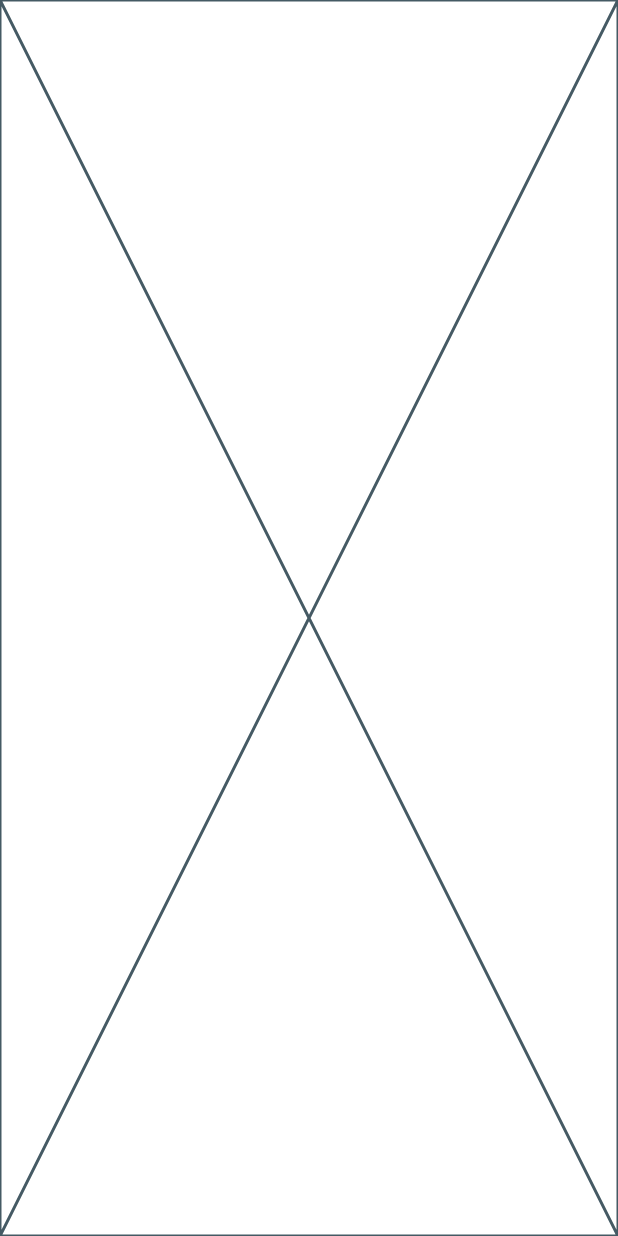
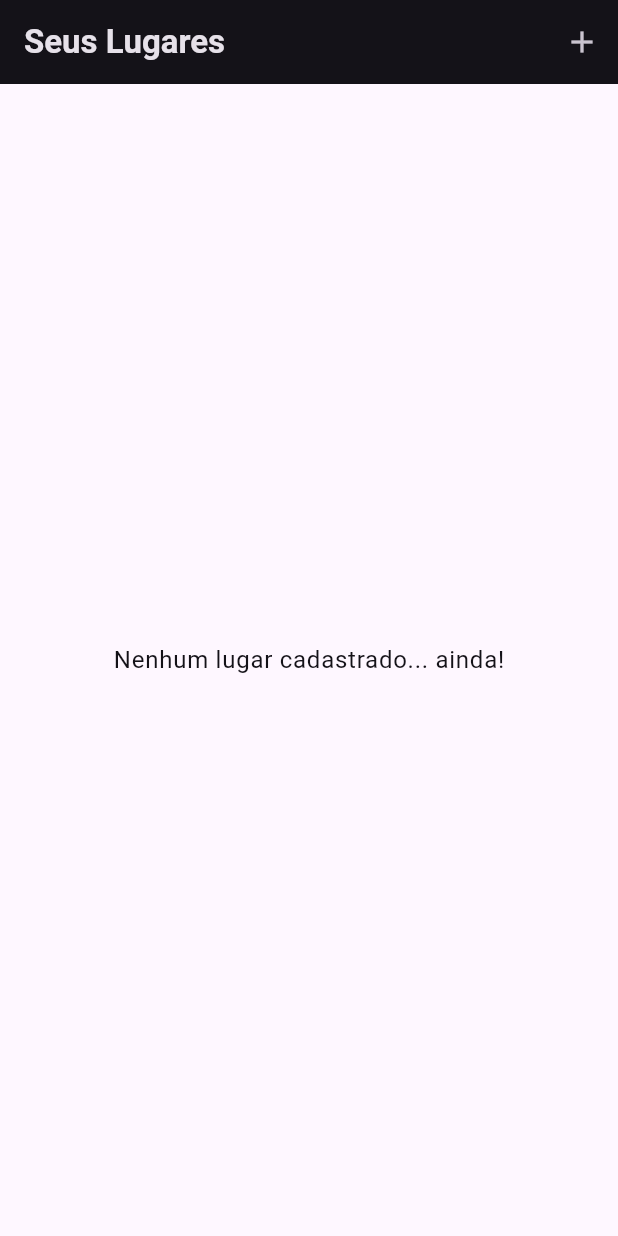
Before and after one commit to Afonso247/finder, a Flutter app: the screen it shows after launch, on a phone screen of 412 x 824 dp. Run offline on Flutter 3.47's test engine with Material 3 defaults, Android fonts, the phone set to English and light mode, and no system bars; our stand-ins replace google_fonts.

Commit message:
jesus cristo eu adicionei muita coisa de uma vez só

```diff
--- a/lib/main.dart
+++ b/lib/main.dart
@@ -1,6 +1,7 @@
 import 'package:flutter/material.dart';
+import 'package:google_fonts/google_fonts.dart';
 
-import 'package:google_fonts/google_fonts.dart';
+import 'package:favorite_places/screens/places.dart';
 
 final colorScheme = ColorScheme.fromSeed(
   brightness: Brightness.dark,
@@ -9,8 +10,6 @@ final colorScheme = ColorScheme.fromSeed(
 );
 
 final theme = ThemeData().copyWith(
-  useMaterial3: true,
-  scaffoldBackgroundColor: colorScheme.background,
   colorScheme: colorScheme,
   textTheme: GoogleFonts.ubuntuCondensedTextTheme().copyWith(
     titleSmall: GoogleFonts.ubuntuCondensed(
@@ -32,14 +31,14 @@ void main() {
 }
 
 class MyApp extends StatelessWidget {
-  const MyApp({Key? key}) : super(key: key);
+  const MyApp({super.key});
 
   @override
   Widget build(BuildContext context) {
     return MaterialApp(
       title: 'Great Places',
       theme: theme,
-      home: const Placeholder(),
+      home: const PlacesScreen(),
     );
   }
 }
--- /dev/null
+++ b/lib/screens/places.dart
@@ -0,0 +1,28 @@
+import 'package:flutter/material.dart';
+
+import 'package:favorite_places/widgets/places_list.dart';
+import 'package:favorite_places/screens/add_place.dart';
+
+class PlacesScreen extends StatelessWidget {
+  const PlacesScreen({super.key});
+
+  @override
+  Widget build(BuildContext context) {
+    return Scaffold(
+      appBar: AppBar(
+        title: const Text('Seus Lugares'),
+        actions: [
+          IconButton(
+            icon: const Icon(Icons.add),
+            onPressed: () {
+              Navigator.of(context).push(
+                MaterialPageRoute(builder: (ctx) => const AddPlaceScreen()),
+              );
+            },
+          ),
+        ],
+      ),
+      body: PlacesList(places: []),
+    );
+  }
+}
--- /dev/null
+++ b/lib/widgets/places_list.dart
@@ -0,0 +1,36 @@
+import 'package:flutter/material.dart';
+
+import 'package:favorite_places/models/place.dart';
+
+class PlacesList extends StatelessWidget {
+  const PlacesList({super.key, required this.places});
+
+  final List<Place> places;
+
+  @override
+  Widget build(BuildContext context) {
+    if (places.isEmpty) {
+      return Center(
+        child: Text(
+          'Nenhum lugar cadastrado... ainda!',
+          style: Theme.of(context).textTheme.bodyLarge!.copyWith(
+            color: Theme.of(context).colorScheme.surface,
+          ),
+        ),
+      );
+    }
+
+    return ListView.builder(
+      itemCount: places.length,
+      itemBuilder: (ctx, index) => ListTile(
+        title: Text(
+          places[index].title,
+          style: Theme.of(context).textTheme.titleMedium!.copyWith(
+            color: Theme.of(context).colorScheme.surface,
+          ),
+        ),
+        onTap: () {},
+      ),
+    );
+  }
+}
--- a/pubspec.yaml
+++ b/pubspec.yaml
@@ -36,6 +36,7 @@ dependencies:
   cupertino_icons: ^1.0.8
   google_fonts: ^6.3.2
   uuid: ^4.5.1
+  flutter_riverpod: ^3.0.1
 
 dev_dependencies:
   flutter_test:
```
Also changed, not shown: lib/screens/add_place.dart (added, +22 -0 lines), lib/widgets/add_new_place.dart (added, +39 -0 lines), lib/screens/places_detail.dart (added), pubspec.lock.
